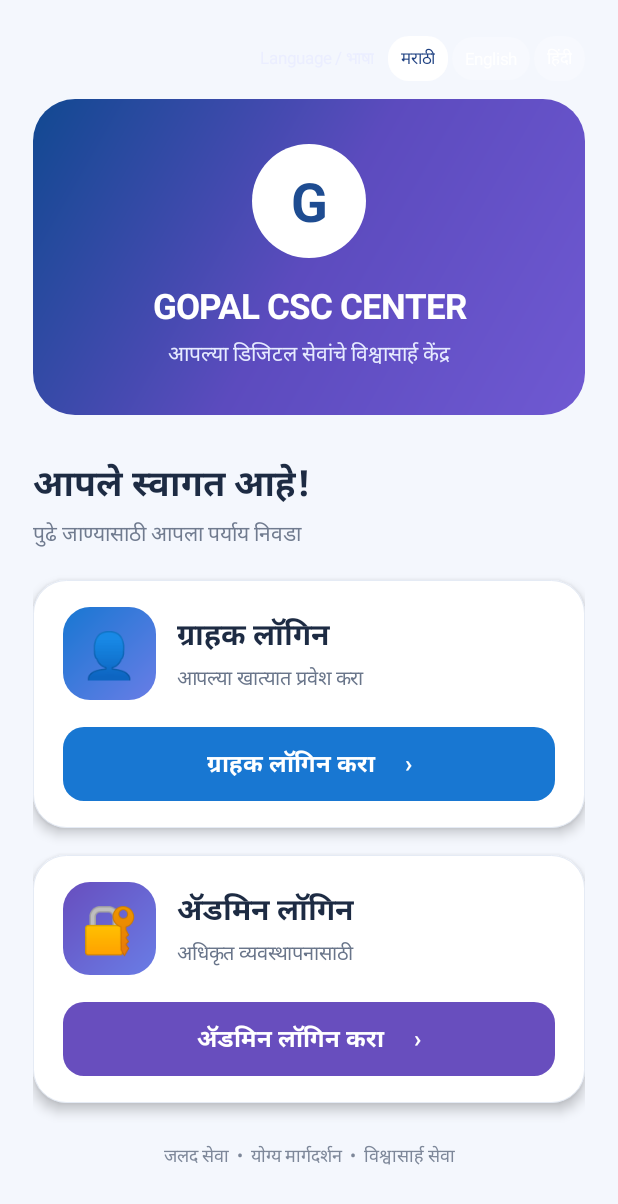
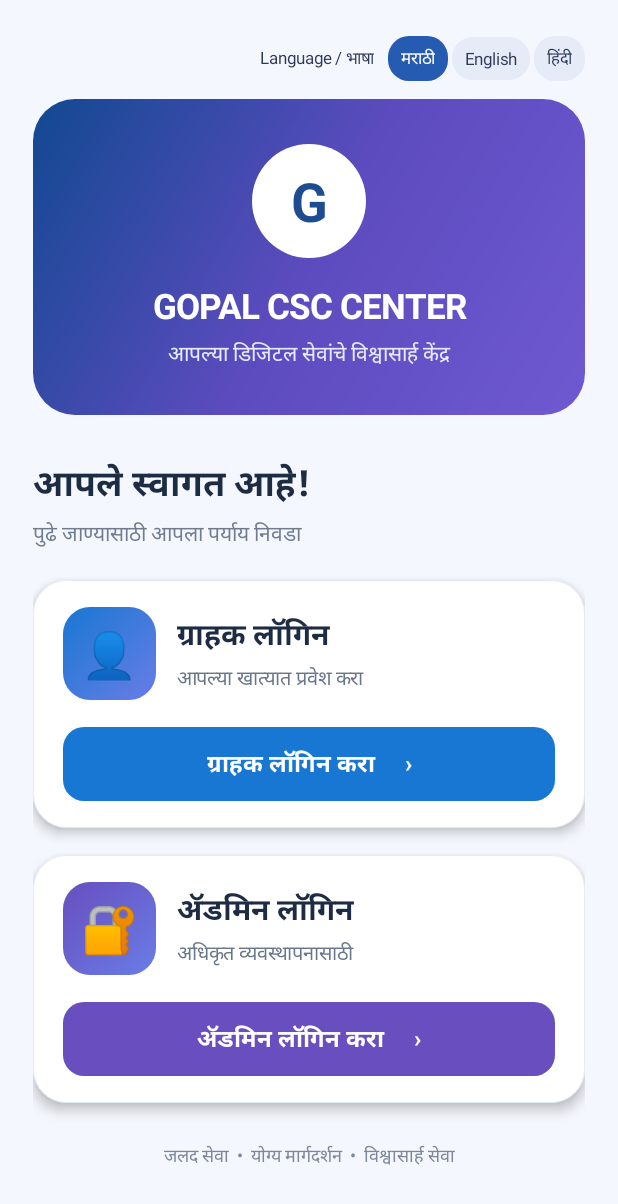
Before and after one commit to sj5397921-wq/Gopal-CSC-Center-New-App, an Android app: the screen it shows after launch (MainActivity), on a phone screen of 412 x 824 dp. Shown: the top 1204 px of the screen. Run offline under Robolectric (Android 15) with nearby library versions, the phone set to English and light mode, and no system bars; our stand-ins replace Firebase (no records; nobody signed in at launch, a user with empty details on screens opened directly).

Commit message:
Polish language selector contrast and localize admin action

```diff
--- a/app/src/main/java/com/gopalcsccenter/app/MainActivity.kt
+++ b/app/src/main/java/com/gopalcsccenter/app/MainActivity.kt
@@ -237,7 +237,7 @@ class MainActivity : AppCompatActivity() {
         languageBar.addView(TextView(this).apply {
             text = "Language / भाषा"
             textSize = 11f
-            setTextColor(Color.rgb(235, 238, 255))
+            setTextColor(Color.rgb(45, 57, 88))
             gravity = Gravity.CENTER_VERTICAL
             setPadding(0, 0, dp(7), 0)
         })
@@ -247,9 +247,9 @@ class MainActivity : AppCompatActivity() {
                 textSize = 11f
                 gravity = Gravity.CENTER
                 setPadding(dp(9), dp(7), dp(9), dp(7))
-                setTextColor(if (languageIndex == index) Color.rgb(31, 65, 130) else Color.WHITE)
+                setTextColor(if (languageIndex == index) Color.WHITE else Color.rgb(45, 57, 88))
                 background = android.graphics.drawable.GradientDrawable().apply {
-                    setColor(if (languageIndex == index) Color.WHITE else Color.argb(55, 255, 255, 255))
+                    setColor(if (languageIndex == index) Color.rgb(37, 92, 177) else Color.rgb(230, 235, 248))
                     cornerRadius = dp(14).toFloat()
                 }
                 setOnClickListener { setLanguage(index) }
@@ -404,7 +404,7 @@ class MainActivity : AppCompatActivity() {
         addHeading(page, t("admin_login"), t("admin_sub"))
         val adminId = addField(page, t("admin_id"), InputType.TYPE_CLASS_NUMBER)
         val password = addField(page, t("password"), InputType.TYPE_CLASS_TEXT or InputType.TYPE_TEXT_VARIATION_PASSWORD)
-        addAction(page, "Admin Login") {
+        addAction(page, t("admin_button")) {
             val id = adminId.text.toString().trim()
             val pass = password.text.toString()
             if (id.isBlank()) adminId.error = t("admin_id_error")
```
